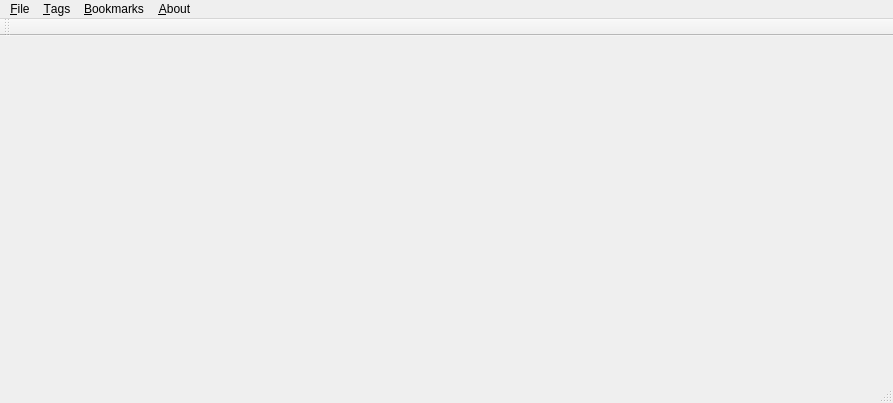
Before: the Qt Designer form src/cmainwindow.ui in AlekseyDurachenko/qookmarks, drawn with Qt 5.
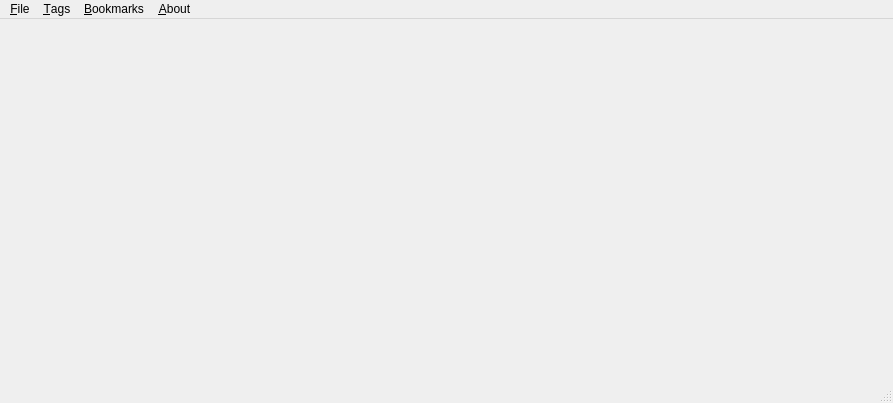
After: the same form once the commit is applied. Icons and pictures are not drawn.

Commit message: add toolbar's

The edit to the form file:
```diff
--- a/src/cmainwindow.ui
+++ b/src/cmainwindow.ui
@@ -60,14 +60,6 @@
    <addaction name="menu_bookmarks"/>
    <addaction name="menu_About"/>
   </widget>
-  <widget class="QToolBar" name="mainToolBar">
-   <attribute name="toolBarArea">
-    <enum>TopToolBarArea</enum>
-   </attribute>
-   <attribute name="toolBarBreak">
-    <bool>false</bool>
-   </attribute>
-  </widget>
   <widget class="QStatusBar" name="statusBar"/>
   <action name="action_quit">
    <property name="text">
```
The commit also changes 3 other files.
